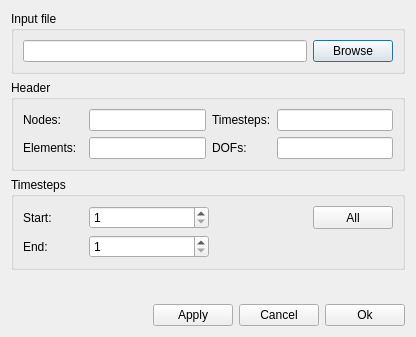
tehnick/elmerfem, file ElmerGUI/vtkpost/readfile.ui: the form before one commit.
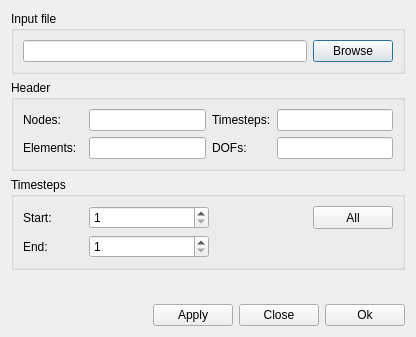
The form after the commit. Icons and pictures are not drawn.

Commit message: ElmerGUI: Updated the Open... dialog in postprocessor

```diff
--- a/ElmerGUI/vtkpost/readfile.ui
+++ b/ElmerGUI/vtkpost/readfile.ui
@@ -280,7 +280,7 @@
      <item>
       <widget class="QPushButton" name="cancelButton" >
        <property name="text" >
-        <string>Cancel</string>
+        <string>Close</string>
        </property>
        <property name="icon" >
         <iconset resource="../ElmerGUI.qrc" >:/icons/dialog-close.png</iconset>
```
The commit also changes 3 other files.
